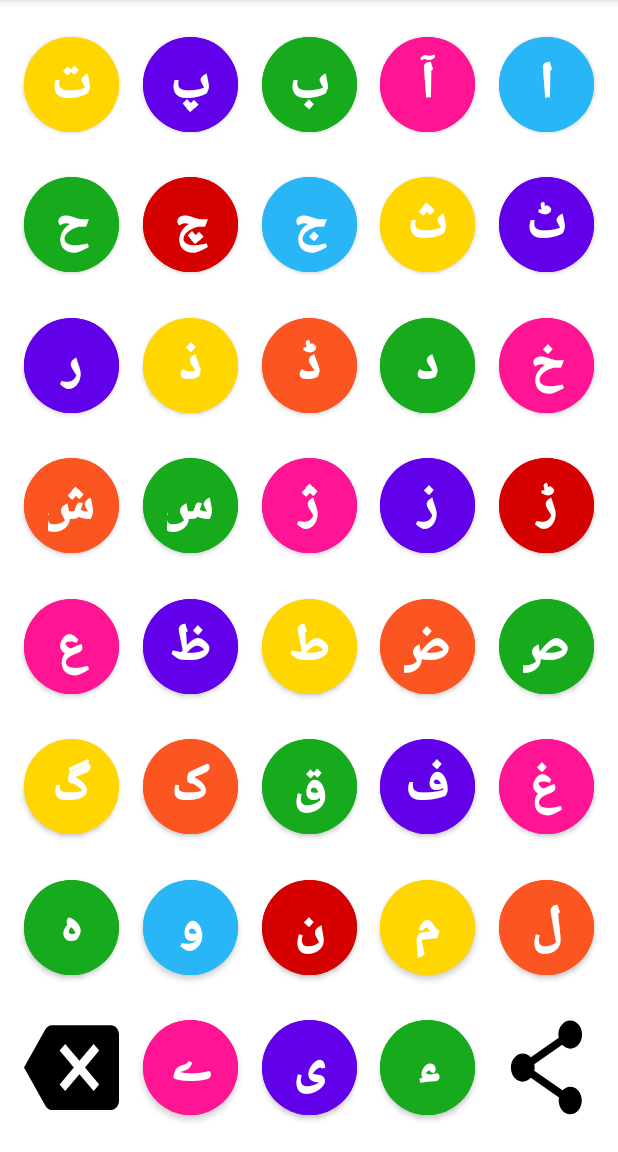
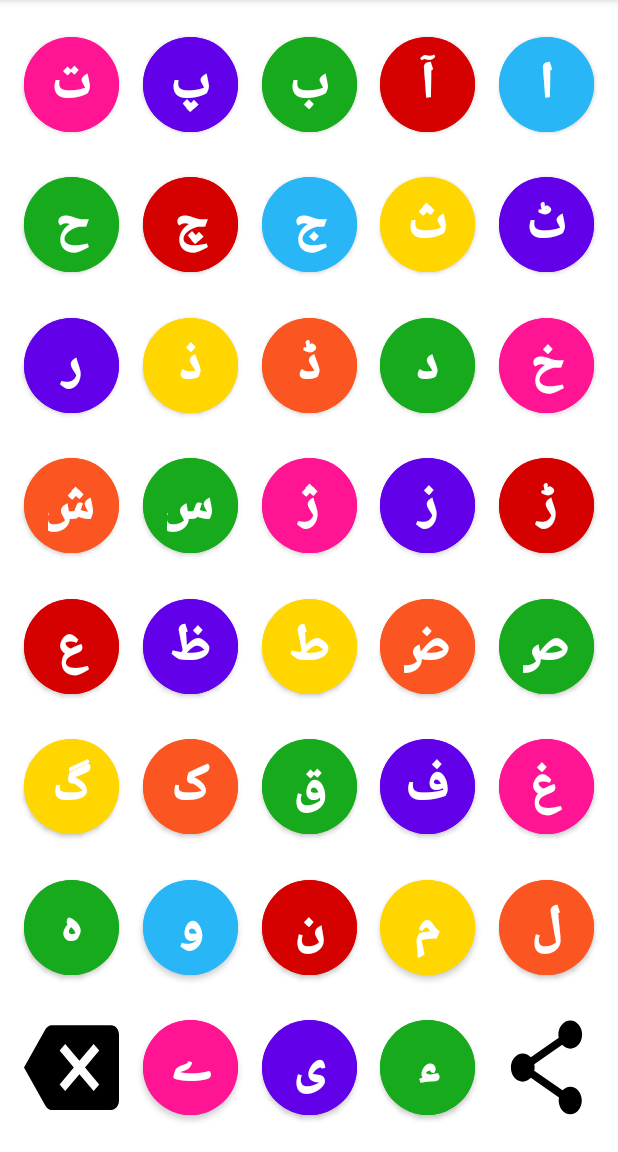
Before and after one commit to Mahreen-Asama/MC-Urdu-Qaida-V2, an Android app: the screen it shows after launch (MainActivity), on a phone screen of 412 x 824 dp, the part 84-1236 px from its top. Run offline under Robolectric (Android 15) with nearby library versions, the phone set to English and light mode, and no system bars.

Commit message:
color change

```diff
--- a/app/src/main/res/layout/activity_main.xml
+++ b/app/src/main/res/layout/activity_main.xml
@@ -427,7 +427,7 @@
         android:id="@+id/aien"
         android:layout_width="63dp"
         android:layout_height="75dp"
-        android:backgroundTint="#FF1493"
+        android:backgroundTint="#D50000"
         android:fontFamily="sans-serif-black"
         android:text="@string/an"
         android:textSize="34sp"
@@ -571,7 +571,7 @@
         android:id="@+id/ty"
         android:layout_width="63dp"
         android:layout_height="75dp"
-        android:backgroundTint="#FFD600"
+        android:backgroundTint="#FF1493"
         android:fontFamily="sans-serif-black"
         android:text="@string/t"
         android:textSize="34sp"
@@ -603,7 +603,7 @@
         android:id="@+id/alifmad"
         android:layout_width="63dp"
         android:layout_height="75dp"
-        android:backgroundTint="#FF1493"
+        android:backgroundTint="#D50000"
         android:fontFamily="sans-serif-black"
         android:text="@string/aa"
         android:textSize="34sp"
```
